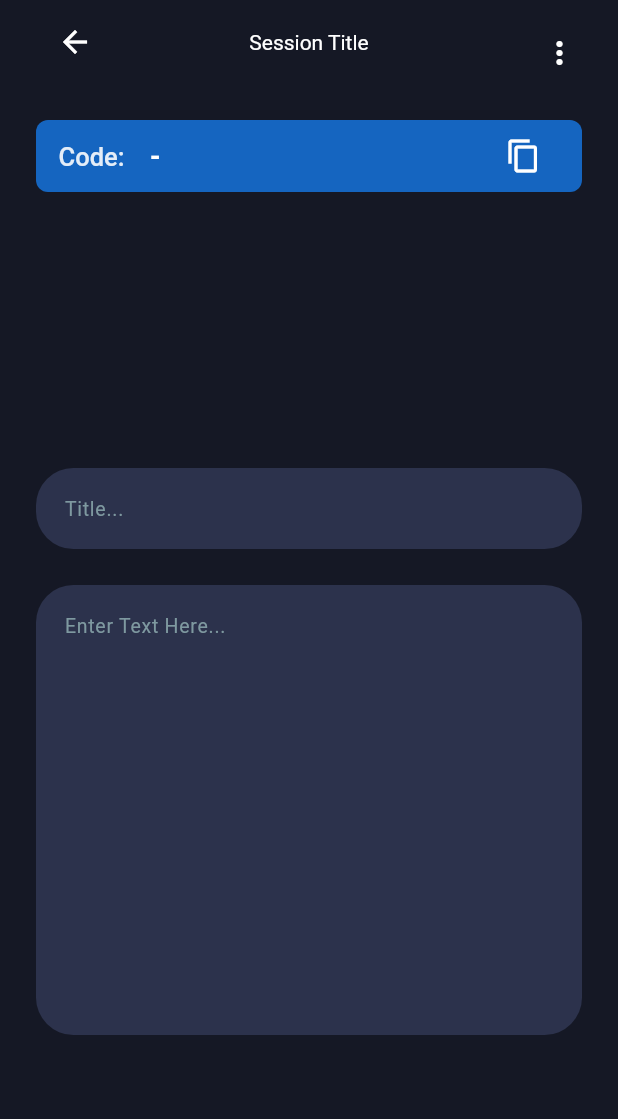
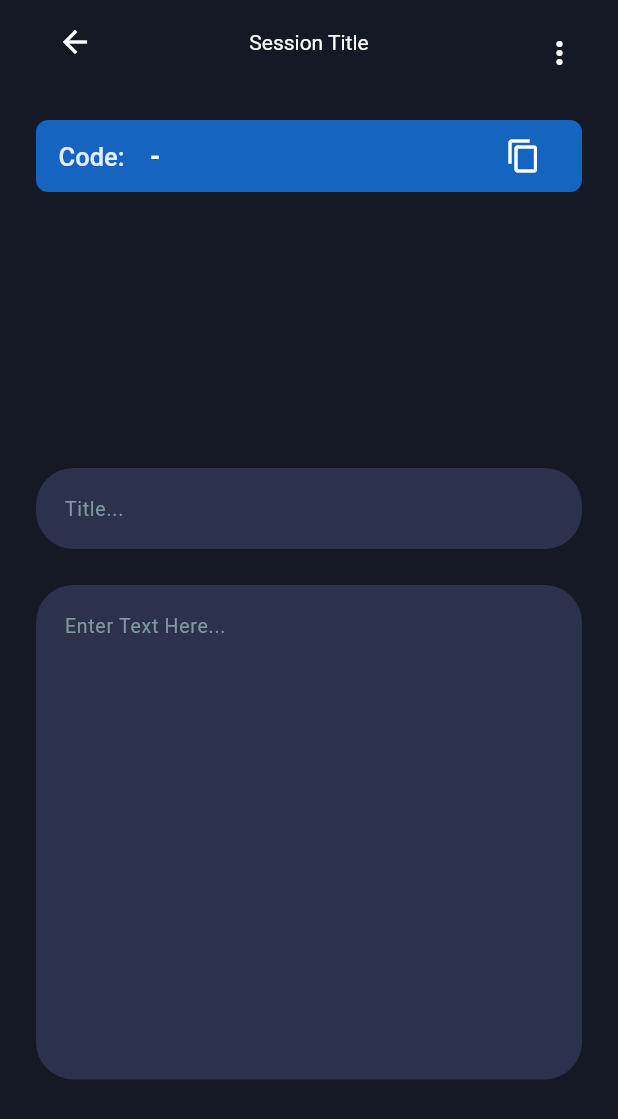
Before and after one commit to MohammedBazhair/link_note, a Flutter app: the SessionScreen screen opened directly, on a phone screen of 412 x 824 dp. Shown: the top 1119 px of the screen. Run offline on Flutter 3.47's test engine with Material 3 defaults, Android fonts, the phone set to English and light mode, and no system bars; drawn by our look-alikes of skeletonizer; our stand-ins replace cached_network_image, flutter_riverpod, get_it, google_sign_in, image_picker, internet_connection_checker_plus and 4 more; missing offline and left inert: mobile_scanner, scanner_overlay; accounts and stored records are empty.

Commit message:
feat: Refactor authentication and session management, enhance note handling, and improve UI responsiveness

```diff
--- a/lib/features/auth/listeners.dart
+++ b/lib/features/auth/listeners.dart
@@ -1,6 +1,7 @@
 import 'package:flutter/material.dart';
 import 'package:flutter_riverpod/flutter_riverpod.dart';
 import '../../core/extensions/extensions.dart';
+import '../../core/presentation/widgets/loading_button.dart';
 import '../note/presentation/screens/notes_list_screen.dart';
 
 import '../user/presentation/controllers/user_controller.dart';
@@ -17,8 +18,10 @@ Future<void> authListener({
       break;
 
     case AuthSuccessfullState(:final message):
+      await ref.read(userControllerProvider.notifier).loadProfile();
       context.showSnakbar(message);
-      await ref.read(userControllerProvider.notifier).loadProfile();
+      ref.read(loadingProvider.notifier).state = false;
+
       await context.pushReplacementTo(const NotesListScreen());
 
     case AuthFailedState(:final message):
--- a/lib/features/auth/presentation/screens/sign_up_screen.dart
+++ b/lib/features/auth/presentation/screens/sign_up_screen.dart
@@ -41,10 +41,9 @@ class _SignUpScreenState extends ConsumerState<SignUpScreen> {
     final isValid = formKey.currentState?.validate() ?? false;
 
     if (!isValid) return;
-    final loadingCtrl = ref.read(loadingProvider.notifier);
     final userCtrl = ref.read(userControllerProvider.notifier);
 
-    loadingCtrl.state = true;
+    ref.read(loadingProvider.notifier).state = true;
 
     final user = UserEntity(
       username: nameController.text,
@@ -55,9 +54,7 @@ class _SignUpScreenState extends ConsumerState<SignUpScreen> {
     await ref.read(authProvider.notifier).signUp(user);
     await userCtrl.createProfile(user);
 
-    loadingCtrl.state = false;
 
-    await userCtrl.loadProfile();
 
   }
 
--- a/lib/features/note/domain/repositories/notes_repository.dart
+++ b/lib/features/note/domain/repositories/notes_repository.dart
@@ -1,8 +1,8 @@
 import '../entities/note.dart';
 
 abstract interface class NotesRepository {
-  Future<void> create(Note note);
-  Future<Set<Note>> getAll();
+  Future<Note?> create(Note note);
+  Future<List<Note>> getAll(String userId);
    Stream<List<Note>>  fetchNotesRealTime(String userId);
   Stream<Note?> fetchNoteStream(String noteId);
 
--- a/lib/features/note/presentation/widgets/content_form_field.dart
+++ b/lib/features/note/presentation/widgets/content_form_field.dart
@@ -1,9 +1,15 @@
 import 'package:flutter/material.dart';
 
 class ContentFormField extends StatelessWidget {
-  const ContentFormField({super.key, required this.controller, this.onChanged});
+  const ContentFormField({
+    super.key,
+    required this.controller,
+    this.onChanged,
+    this.readOnly = false,
+  });
   final TextEditingController controller;
   final ValueChanged<String>? onChanged;
+  final bool readOnly;
 
   @override
   Widget build(BuildContext context) {
@@ -11,6 +17,7 @@ class ContentFormField extends StatelessWidget {
       controller: controller,
       maxLines: null,
       expands: true,
+readOnly: readOnly,
       textAlignVertical: TextAlignVertical.top,
       style: TextStyle(color: Colors.white.withAlpha(200)),
       cursorColor: const Color(0x809CDEBC),
--- a/lib/features/note/presentation/widgets/title_form_field.dart
+++ b/lib/features/note/presentation/widgets/title_form_field.dart
@@ -1,14 +1,16 @@
 import 'package:flutter/material.dart';
 
 class TitleFormField extends StatelessWidget {
-  const TitleFormField({super.key, required this.controller, this.onChanged});
+  const TitleFormField({super.key, required this.controller, this.onChanged,this.readOnly =false});
   final TextEditingController controller;
   final ValueChanged<String>? onChanged;
+  final bool readOnly;
 
   @override
   Widget build(BuildContext context) {
     return TextFormField(
       controller: controller,
+      readOnly:readOnly ,
       maxLines: 2,
       minLines: 1,
       style: TextStyle(color: Colors.white.withAlpha(200)),
--- a/lib/features/session/presentation/screens/create_session_screen.dart
+++ b/lib/features/session/presentation/screens/create_session_screen.dart
@@ -64,7 +64,7 @@ class _CreateSessionPageState extends ConsumerState<CreateSessionScreen> {
           child: Column(
             mainAxisAlignment: MainAxisAlignment.center,
             crossAxisAlignment: CrossAxisAlignment.stretch,
-            spacing: 15,
+            spacing: 30,
             children: [
               ElevatedButton(
                 onPressed: () async {
--- a/lib/features/session/presentation/screens/session_screen.dart
+++ b/lib/features/session/presentation/screens/session_screen.dart
@@ -6,6 +6,7 @@ import '../../../note/domain/entities/note.dart';
 import '../../../note/presentation/controllers/note_controller.dart';
 import '../../../note/presentation/widgets/content_form_field.dart';
 import '../../../note/presentation/widgets/title_form_field.dart';
+import '../../domain/entities/sub/session_member_role.dart';
 import '../controllers/session_controller.dart';
 import '../widgets/session_code_card.dart';
 import '../widgets/session_members_list.dart';
@@ -33,7 +34,7 @@ class _SessionScreenState extends ConsumerState<SessionScreen> {
 
     _noteSubscription = ref
         .read(noteControllerProvider.notifier)
-        .fetchNoteStream(noteId)
+        .fetchSingleNoteStream(noteId)
         .listen((note) {
           _note = note;
           _noteTitleController.text = note?.title ?? _noteTitleController.text;
@@ -53,6 +54,10 @@ class _SessionScreenState extends ConsumerState<SessionScreen> {
   NoteController get noteController =>
       ref.read(noteControllerProvider.notifier);
 
+  bool get canEdit =>
+      ref.read(sessionControllerProvider).currentMember?.role ==
+      SessionMemberRole.host;
+
   @override
   Widget build(BuildContext context) {
     final session = ref.watch(sessionControllerProvider).session;
@@ -62,8 +67,9 @@ class _SessionScreenState extends ConsumerState<SessionScreen> {
         title: const Text('Session Title'),
         actions: const [SessionPopupMenu()],
       ),
-      body: ListView(
+      body: Padding(
         padding: const EdgeInsets.all(24),
+        child: Column(
           children: [
             SessionCodeCard(session?.sessionCode),
 
@@ -77,28 +83,46 @@ class _SessionScreenState extends ConsumerState<SessionScreen> {
 
             const SizedBox(height: 24),
 
+            Expanded(
+              child: SingleChildScrollView(
+                child: Column(
+                  children: [
                     TitleFormField(
                       controller: _noteTitleController,
+                      readOnly: canEdit,
                       onChanged: (title) {
                         if (_note == null) return;
-              noteController.updateNote(_note!.copyWith(title: title));
+                        noteController.updateNote(
+                          _note!.copyWith(title: title),
+                        );
                       },
                     ),
 
                     const SizedBox(height: 24),
 
-          SizedBox(
-            height: 300,
+                    ConstrainedBox(
+                      constraints: BoxConstraints(
+                        minHeight: 200,
+                        maxHeight: MediaQuery.of(context).size.height * 0.4,
+                      ),
                       child: ContentFormField(
                         controller: _noteContentController,
+                        readOnly: canEdit,
                         onChanged: (content) {
                           if (_note == null) return;
-                noteController.updateNote(_note!.copyWith(content: content));
+                          noteController.updateNote(
+                            _note!.copyWith(content: content),
+                          );
                         },
                       ),
                     ),
                   ],
                 ),
+              ),
+            ),
+          ],
+        ),
+      ),
     );
   }
 }
```
Also changed, not shown: lib/features/auth/presentation/screens/sign_in_screen.dart (+15 -18 lines), lib/features/note/data/datasources/notes_remote_data_source.dart (+9 -6 lines), lib/features/note/data/repositories/notes_repository_impl.dart (+12 -4 lines), lib/features/note/presentation/controllers/note_controller.dart (+47 -41 lines), lib/features/note/presentation/screens/notes_list_screen.dart (+32 -17 lines), lib/features/session/presentation/controllers/session_controller.dart (+8 -7 lines), lib/features/session/presentation/controllers/session_state.dart (+9 -9 lines), lib/features/session/presentation/widgets/selected_note.dart (+11 -10 lines). Lines whose indentation alone changed are shown as unchanged.
